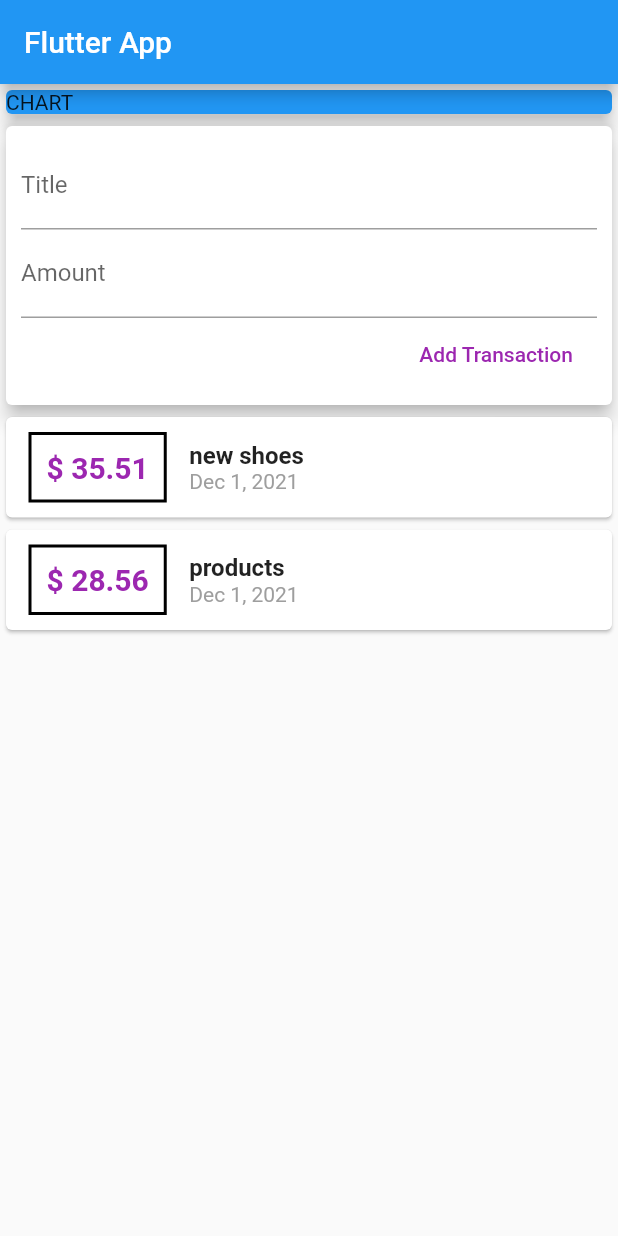
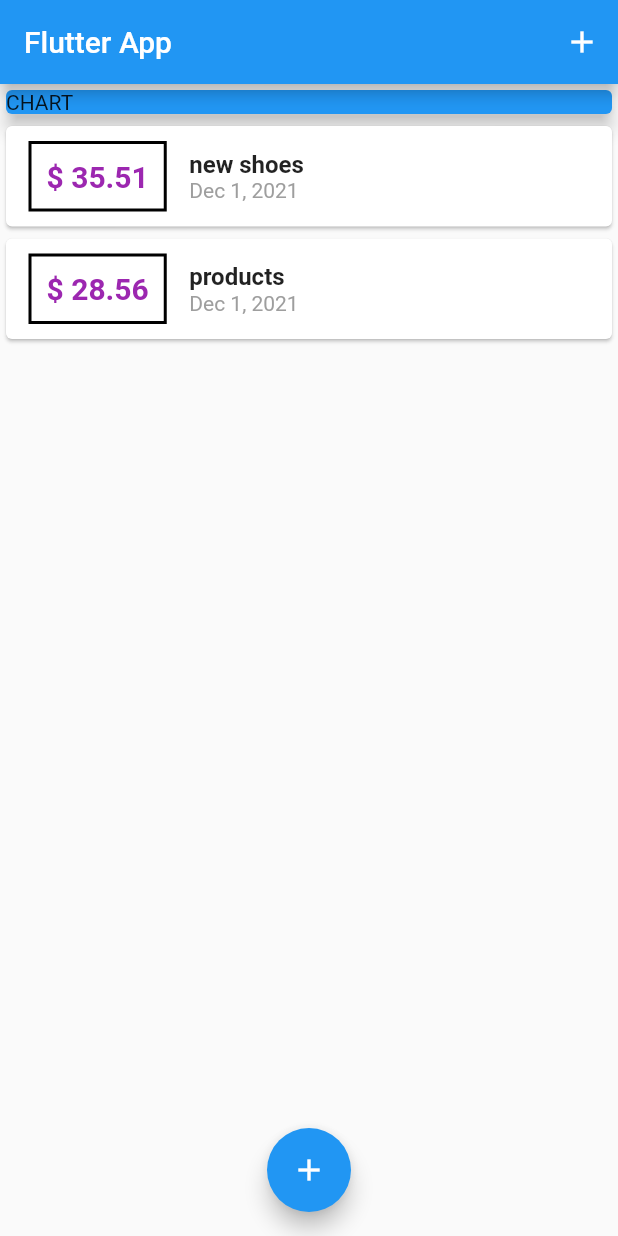
Before and after one commit to Wolfram-180/Flutter_expense_planner, a Flutter app: the screen it shows after launch, on a phone screen of 412 x 824 dp. Run offline on Flutter 3.47's test engine with Material 2 defaults, Android fonts, the phone set to English and light mode, and no system bars.

Commit message:
added some functionality

```diff
--- a/lib/main.dart
+++ b/lib/main.dart
@@ -1,5 +1,8 @@
-import 'package:expense_planner/widgets/user_transactions.dart';
+import 'package:expense_planner/widgets/new_transaction.dart';
 import 'package:flutter/material.dart';
+
+import 'models/transaction.dart';
+import 'widgets/transaction_list.dart';
 
 void main() => runApp(MyApp());
 
@@ -13,12 +16,59 @@
   }
 }
 
-class MyHomePage extends StatelessWidget {
+class MyHomePage extends StatefulWidget {
+  @override
+  State<MyHomePage> createState() => _MyHomePageState();
+}
+
+class _MyHomePageState extends State<MyHomePage> {
+  final List<Transaction> _userTransactions = [
+    Transaction(
+      id: '1',
+      title: 'new shoes',
+      amount: 35.51,
+      date: DateTime.now(),
+    ),
+    Transaction(
+      id: '2',
+      title: 'products',
+      amount: 28.56,
+      date: DateTime.now(),
+    ),
+  ];
+
+  void _addNewTransaction(String txTitle, double txAmount) {
+    final newTx = Transaction(
+      title: txTitle,
+      amount: txAmount,
+      date: DateTime.now(),
+      id: DateTime.now().toString(),
+    );
+
+    setState(() {
+      _userTransactions.add(newTx);
+    });
+  }
+
+  void _startAddNewTransaction(BuildContext ctx) {
+    showModalBottomSheet(
+      context: ctx,
+      builder: (_) {
+        return NewTransaction(_addNewTransaction);
+      },
+    );
+  }
+
   @override
   Widget build(BuildContext context) {
     return Scaffold(
       appBar: AppBar(
         title: Text('Flutter App'),
+        actions: <Widget>[
+          IconButton(
+              onPressed: () => _startAddNewTransaction(context),
+              icon: Icon(Icons.add))
+        ],
       ),
       body: SingleChildScrollView(
         child: Column(
@@ -32,9 +82,14 @@
                 elevation: 5,
               ),
             ),
-            UserTransactions(),
+            TransactionList(_userTransactions),
           ],
         ),
+      ),
+      floatingActionButtonLocation: FloatingActionButtonLocation.centerFloat,
+      floatingActionButton: FloatingActionButton(
+        child: Icon(Icons.add),
+        onPressed: () => _startAddNewTransaction(context),
       ),
     );
   }
--- a/lib/widgets/transaction_list.dart
+++ b/lib/widgets/transaction_list.dart
@@ -25,7 +25,7 @@
                 ),
                 padding: EdgeInsets.all(10),
                 child: Text(
-                  '\$ ${transactions[index].amount}',
+                  '\$ ${transactions[index].amount.toStringAsFixed(2)}',
                   style: TextStyle(
                     fontWeight: FontWeight.bold,
                     fontSize: 20,
--- a/lib/widgets/user_transactions.dart
+++ b/lib/widgets/user_transactions.dart
@@ -1,8 +1,4 @@
-import 'package:expense_planner/widgets/transaction_list.dart';
 import 'package:flutter/material.dart';
-
-import '../models/transaction.dart';
-import 'new_transaction.dart';
 
 class UserTransactions extends StatefulWidget {
   const UserTransactions({Key? key}) : super(key: key);
@@ -12,40 +8,12 @@
 }
 
 class _UserTransactionsState extends State<UserTransactions> {
-  final List<Transaction> _userTransactions = [
-    Transaction(
-      id: '1',
-      title: 'new shoes',
-      amount: 35.51,
-      date: DateTime.now(),
-    ),
-    Transaction(
-      id: '2',
-      title: 'products',
-      amount: 28.56,
-      date: DateTime.now(),
-    ),
-  ];
-
-  void _addNewTransaction(String txTitle, double txAmount) {
-    final newTx = Transaction(
-      title: txTitle,
-      amount: txAmount,
-      date: DateTime.now(),
-      id: DateTime.now().toString(),
-    );
-
-    setState(() {
-      _userTransactions.add(newTx);
-    });
-  }
-
   @override
   Widget build(BuildContext context) {
     return Column(
       children: <Widget>[
-        NewTransaction(_addNewTransaction),
-        TransactionList(_userTransactions),
+        //NewTransaction(_addNewTransaction),
+        //TransactionList(_userTransactions),
       ],
     );
   }
```
Also changed, not shown: lib/widgets/new_transaction.dart (+21 -12 lines).
